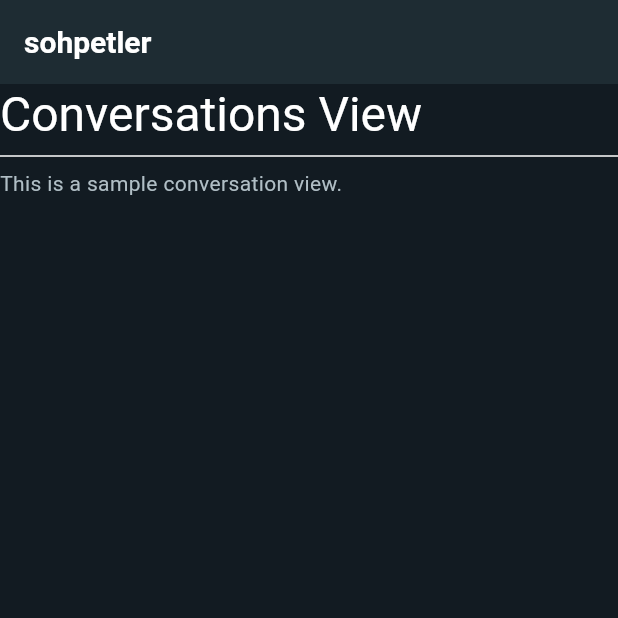
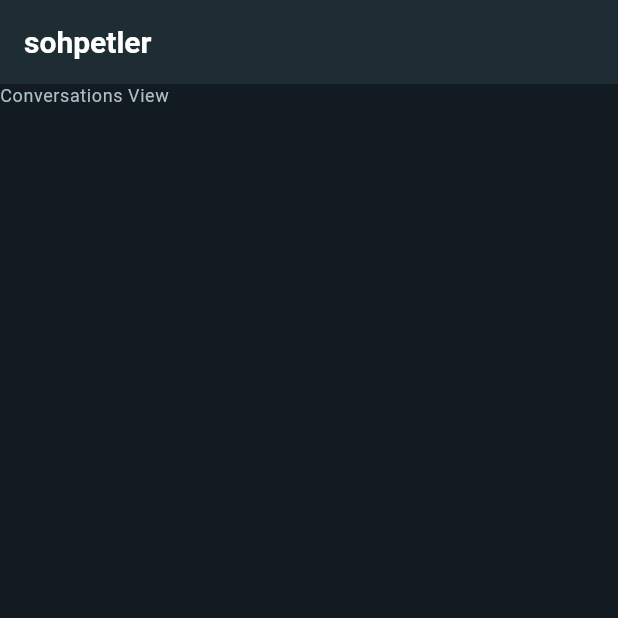
Before and after one commit to muhammedeminalan/whatsapp_clone, a Flutter app: the screen it shows after launch, on a phone screen of 412 x 824 dp, the top half of it. Run offline on Flutter 3.47's test engine with Material 3 defaults, Android fonts, the phone set to English and light mode, and no system bars; our stand-ins replace firebase_core; accounts and stored records are empty.

Commit message:
appthem private

```diff
--- a/lib/config/theme/app_theme.dart
+++ b/lib/config/theme/app_theme.dart
@@ -1,12 +1,16 @@
-
 import 'package:flutter/material.dart';
 import 'themes/light_theme.dart';
 import 'themes/dark_theme.dart';
 
 class AppTheme {
-  final LightTheme _lightTheme = LightTheme();
-  final DarkTheme _darkTheme = DarkTheme();
+  // Private constructor
+  AppTheme._();
 
-  ThemeData get light => _lightTheme.theme;
-  ThemeData get dark => _darkTheme.theme;
+  // Static instance
+  static final LightTheme _lightTheme = LightTheme();
+  static final DarkTheme _darkTheme = DarkTheme();
+
+  // Static erişim
+  static ThemeData get light => _lightTheme.theme;
+  static ThemeData get dark => _darkTheme.theme;
 }
--- a/lib/features/conversations/presentation/views/conversations_view.dart
+++ b/lib/features/conversations/presentation/views/conversations_view.dart
@@ -16,14 +16,7 @@ class _ConversationsViewState extends State<ConversationsView> {
       body: Column(
         mainAxisAlignment: MainAxisAlignment.start,
         crossAxisAlignment: CrossAxisAlignment.start,
-        children: [
-          Text('Conversations View', style: context.headlineLarge),
-          context.divider(),
-          Text(
-            'This is a sample conversation view.',
-            style: context.bodyMedium,
-          ),
-        ],
+        children: [Text('Conversations View', style: context.bodySmall)],
       ),
     );
   }
--- a/lib/main.dart
+++ b/lib/main.dart
@@ -17,12 +17,10 @@ class MyApp extends StatelessWidget {
 
   @override
   Widget build(BuildContext context) {
-    final AppTheme appTheme = AppTheme(); // SOLID yapımızdaki AppTheme
-
     return MaterialApp(
       title: 'whatsapp_clone',
       debugShowCheckedModeBanner: false,
-      theme: appTheme.dark,
+      theme: AppTheme.dark,
       home: const ConversationsView(),
     );
   }
```
